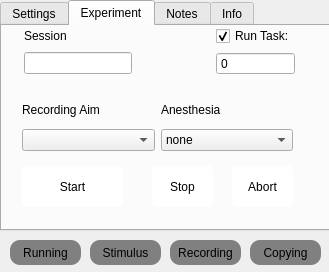
Old version of the form MasterRunner/form.ui in the repository ef-lab/Experiments.
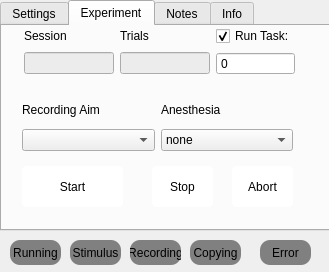
New version of the form. The open tabs and pages were chosen to show the change. Icons and pictures are not drawn.

Commit message: Better error handling/reporting

```diff
--- a/MasterRunner/form.ui
+++ b/MasterRunner/form.ui
@@ -467,6 +467,43 @@
       </item>
       <item row="1" column="0">
        <widget class="QLineEdit" name="session_id">
+        <property name="palette">
+         <palette>
+          <active>
+           <colorrole role="Base">
+            <brush brushstyle="SolidPattern">
+             <color alpha="255">
+              <red>236</red>
+              <green>236</green>
+              <blue>236</blue>
+             </color>
+            </brush>
+           </colorrole>
+          </active>
+          <inactive>
+           <colorrole role="Base">
+            <brush brushstyle="SolidPattern">
+             <color alpha="255">
+              <red>236</red>
+              <green>236</green>
+              <blue>236</blue>
+             </color>
+            </brush>
+           </colorrole>
+          </inactive>
+          <disabled>
+           <colorrole role="Base">
+            <brush brushstyle="SolidPattern">
+             <color alpha="255">
+              <red>236</red>
+              <green>236</green>
+              <blue>236</blue>
+             </color>
+            </brush>
+           </colorrole>
+          </disabled>
+         </palette>
+        </property>
         <property name="styleSheet">
          <string notr="true"/>
         </property>
@@ -478,18 +515,62 @@
         </property>
        </widget>
       </item>
+      <item row="0" column="1">
+       <widget class="QLabel" name="trial_label">
+        <property name="text">
+         <string>Trials</string>
+        </property>
+       </widget>
+      </item>
       <item row="1" column="1">
-       <spacer name="horizontalSpacer">
-        <property name="orientation">
-         <enum>Qt::Horizontal</enum>
+       <widget class="QLineEdit" name="trial_number">
+        <property name="palette">
+         <palette>
+          <active>
+           <colorrole role="Base">
+            <brush brushstyle="SolidPattern">
+             <color alpha="255">
+              <red>236</red>
+              <green>236</green>
+              <blue>236</blue>
+             </color>
+            </brush>
+           </colorrole>
+          </active>
+          <inactive>
+           <colorrole role="Base">
+            <brush brushstyle="SolidPattern">
+             <color alpha="255">
+              <red>236</red>
+              <green>236</green>
+              <blue>236</blue>
+             </color>
+            </brush>
+           </colorrole>
+          </inactive>
+          <disabled>
+           <colorrole role="Base">
+            <brush brushstyle="SolidPattern">
+             <color alpha="255">
+              <red>236</red>
+              <green>236</green>
+              <blue>236</blue>
+             </color>
+            </brush>
+           </colorrole>
+          </disabled>
+         </palette>
         </property>
-        <property name="sizeHint" stdset="0">
-         <size>
-          <width>40</width>
-          <height>20</height>
-         </size>
+        <property name="styleSheet">
+         <string notr="true"/>
         </property>
-       </spacer>
+        <property name="text">
+         <string/>
+        </property>
+        <property name="readOnly">
+         <bool>true</bool>
+        </property>
+       </widget>
       </item>
      </layout>
     </widget>
@@ -856,9 +937,9 @@
   <widget class="QPushButton" name="copying_indicator">
    <property name="geometry">
     <rect>
-     <x>250</x>
+     <x>190</x>
      <y>240</y>
-     <width>71</width>
+     <width>51</width>
      <height>25</height>
     </rect>
    </property>
@@ -886,7 +967,7 @@
     <rect>
      <x>10</x>
      <y>240</y>
-     <width>71</width>
+     <width>51</width>
      <height>25</height>
     </rect>
    </property>
@@ -912,9 +993,9 @@
   <widget class="QPushButton" name="stimulus_indicator">
    <property name="geometry">
     <rect>
-     <x>90</x>
+     <x>70</x>
      <y>240</y>
-     <width>71</width>
+     <width>51</width>
      <height>25</height>
     </rect>
    </property>
@@ -942,9 +1023,9 @@
   <widget class="QPushButton" name="recording_indicator">
    <property name="geometry">
     <rect>
-     <x>170</x>
+     <x>130</x>
      <y>240</y>
-     <width>71</width>
+     <width>51</width>
      <height>25</height>
     </rect>
    </property>
@@ -969,6 +1050,34 @@
     <bool>true</bool>
    </property>
   </widget>
+  <widget class="QPushButton" name="error_indicator">
+   <property name="geometry">
+    <rect>
+     <x>260</x>
+     <y>240</y>
+     <width>51</width>
+     <height>25</height>
+    </rect>
+   </property>
+   <property name="font">
+    <font>
+     <family>Arial</family>
+     <pointsize>9</pointsize>
+    </font>
+   </property>
+   <property name="styleSheet">
+    <string notr="true">QPushButton{border-radius: 10px;background-color : gray;}QPushButton::pressed{background-color : red;}</string>
+   </property>
+   <property name="text">
+    <string>Error</string>
+   </property>
+   <property name="checkable">
+    <bool>true</bool>
+   </property>
+   <property name="checked">
+    <bool>true</bool>
+   </property>
+  </widget>
  </widget>
  <resources/>
  <connections/>
```
Left out of the diff: 2 changed lines with no effect on the pictures. The commit also changes 1 other file.
